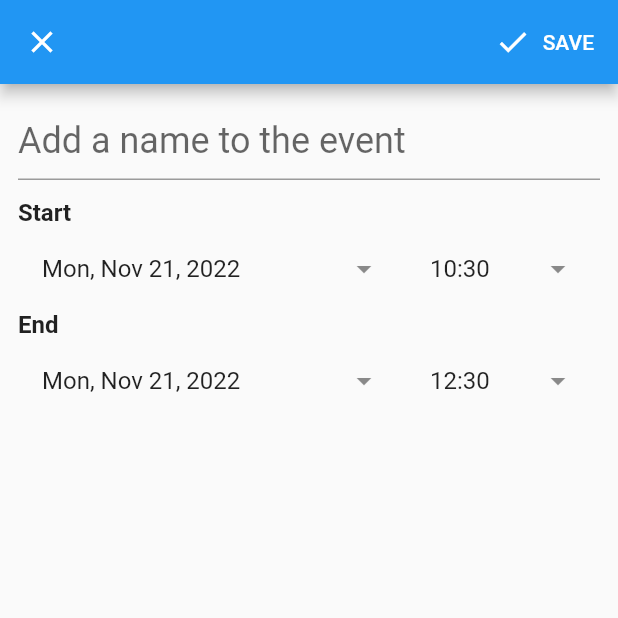
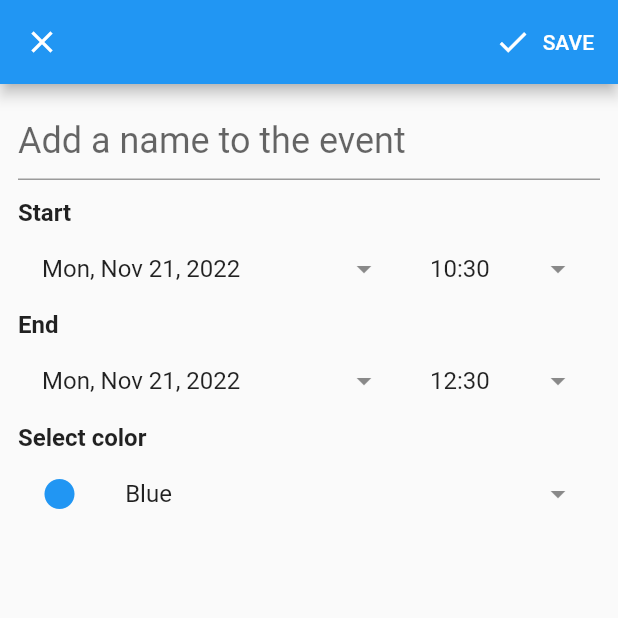
Before and after one commit to AmineAousji/Calendar_App, a Flutter app: the screen it shows after launch, after a tap on the "add" icon, on a phone screen of 412 x 824 dp, the top half of it. Run offline on Flutter 3.47's test engine with Material 2 defaults, Android fonts, the phone set to English and light mode, and no system bars; our stand-ins replace cloud_firestore, firebase_core, flutter_colorpicker, syncfusion_flutter_calendar; accounts and stored records are empty.

Commit message:
customize colors

```diff
--- a/lib/main.dart
+++ b/lib/main.dart
@@ -39,6 +39,7 @@ class MainPage extends StatelessWidget {
           centerTitle: true,
           actions: syncChangesActions(context),
         ),
+
         body: CalendarWidget(),
         floatingActionButton: FloatingActionButton(
         child: const Icon(
--- a/lib/pages/event_editing_page.dart
+++ b/lib/pages/event_editing_page.dart
@@ -1,7 +1,7 @@
 import 'package:cloud_firestore/cloud_firestore.dart';
 import 'package:flutter/material.dart';
 import 'package:provider/provider.dart';
-
+import 'package:flutter_colorpicker/flutter_colorpicker.dart';
 import '../models/event.dart';
 import '../services/event_provider.dart';
 import '../tools.dart';
@@ -22,6 +22,27 @@ class _EventEditingPageState extends State<EventEditingPage> {
   late DateTime endDate;
   final _formKey = GlobalKey<FormState>();
   final titleController = TextEditingController();
+  Color backgroundColor = Colors.blue;
+  final Map<String, Color> colorMap = {
+    "Tomato": Colors.red,
+    "Pink": Colors.pink,
+    "Purple": Colors.purple,
+    "DeepPurple": Colors.deepPurple,
+    "Indigo": Colors.indigo,
+    "Blue": Colors.blue,
+    "LightBlue": Colors.lightBlue,
+    "Cyan": Colors.cyan,
+    "Teal": Colors.teal,
+    "Green": Colors.green,
+    "LightGreen": Colors.lightGreen,
+    "Lime": Colors.lime,
+    "Yellow": Colors.yellow,
+    "Amber": Colors.amber,
+    "Orange": Colors.orange,
+    "DeepOrange": Colors.deepOrange,
+    "Brown": Colors.brown,
+    "BlueGrey": Colors.blueGrey,
+  };
 
   @override
   //to init start and end date
@@ -31,14 +52,14 @@ class _EventEditingPageState extends State<EventEditingPage> {
     if (widget.event == null) {
       startDate = DateTime.now();
       endDate = DateTime.now().add(const Duration(hours: 2));
-    } else{
+    } else {
       // being able to modify an event
       final event = widget.event!;
 
+      backgroundColor = event.backgroundColor ?? Colors.blue;
       titleController.text = event.name;
       startDate = event.start.toDate();
       endDate = event.end.toDate();
-
     }
   }
 
@@ -49,6 +70,7 @@ class _EventEditingPageState extends State<EventEditingPage> {
     super.dispose();
   }
 
+  // --------------SCAFFOLD--------------
   @override
   Widget build(BuildContext context) {
     return Scaffold(
@@ -66,13 +88,15 @@ class _EventEditingPageState extends State<EventEditingPage> {
                 // buildTitle is a widget that is responsible of a Textfield
                 buildTitle(),
                 SizedBox(height: 12),
-                buildDateTimePickers()
+                buildDateTimePickers(),
+                buildColor()
               ],
             ),
           )),
     );
   }
 
+  // --------------TOP BAR--------------
   /// Top bar Save button
   List<Widget> buildEditingActions() => [
         ElevatedButton.icon(
@@ -85,6 +109,7 @@ class _EventEditingPageState extends State<EventEditingPage> {
             label: const Text("SAVE"))
       ];
 
+  // --------------TEXT FIELD--------------
   /// Title Text form = Event name
   Widget buildTitle() => TextFormField(
         style: const TextStyle(fontSize: 24),
@@ -97,6 +122,7 @@ class _EventEditingPageState extends State<EventEditingPage> {
         controller: titleController,
       );
 
+  // --------------DATETIME WIDGETS--------------
   /// Time form widget
   Widget buildDateTimePickers() => Column(
         children: [
@@ -224,12 +250,64 @@ class _EventEditingPageState extends State<EventEditingPage> {
     }
   }
 
+  // --------------PICK COLOR WIDGETS--------------
+  /// popup Dialog to pick a color
+  Widget showColorPickerDialog() => AlertDialog(
+        title: const Text('Pick a color !'),
+        content: SingleChildScrollView(
+          child: BlockPicker(
+              pickerColor: backgroundColor,
+              availableColors: Colors.primaries,
+              onColorChanged: (Color color) {
+                //on color picked
+                setState(() {
+                  backgroundColor = color;
+                });
+              }),
+        ),
+        actions: [
+          ElevatedButton(
+            child: const Text('DONE'),
+            onPressed: () {
+              Navigator.of(context).pop(); //dismiss the color picker
+            },
+          ),
+        ],
+      );
+
+  /// Color Header widget
+  Widget buildColor() => buildHeader(
+        header: 'Select color',
+        child: Row(
+          children: [
+            Expanded(
+                flex: 1, child: Icon(Icons.circle, color: backgroundColor)),
+            Expanded(
+              flex: 6, // it adds some space between date and arrow_drop_down
+              child: buildDropdownField(
+                  text: getColorName(),
+                  onClicked: () => showDialog(
+                      context: context,
+                      builder: ((context) => showColorPickerDialog()))),
+            )
+          ],
+        ),
+      );
+
+  /// get the name of the primary color selected
+  String getColorName() {
+    return colorMap.keys.firstWhere(
+      (k) => colorMap[k]!.value == backgroundColor.value,
+      orElse: () => "null");
+  }
+
+  // --------------SAVE OR UPDATE EVENT--------------
   /// Save Event method
   Future saveEvent() async {
     final check = _formKey.currentState!.validate();
 
     var id = "";
-    if(widget.event != null){
+    if (widget.event != null) {
       id = widget.event!.id;
     }
 
@@ -243,7 +321,8 @@ class _EventEditingPageState extends State<EventEditingPage> {
           location: 'location',
           name: titleController.text,
           public: false,
-          start: Timestamp.fromDate(startDate));
+          start: Timestamp.fromDate(startDate),
+          backgroundColor: backgroundColor);
 
       final isUpdating = widget.event != null;
       final provider = Provider.of<EventProvider>(context, listen: false);
--- a/lib/services/event_provider.dart
+++ b/lib/services/event_provider.dart
@@ -18,8 +18,9 @@ class EventProvider extends ChangeNotifier {
 
   void addEevent(Event event) {
     _events.add(event);
-    notifyListeners();
     db.createData(event);
+    // notifyListeners();
+    syncEventsFromDB(); // have to do that in order to be able to delete instantly after
   }
 
   void deleteEvent(Event event) {
--- a/pubspec.yaml
+++ b/pubspec.yaml
@@ -44,6 +44,7 @@ dependencies:
   syncfusion_localizations: ^20.3.47
   provider: ^6.0.4
   intl: ^0.17.0
+  flutter_colorpicker: ^1.0.3
 
 
 
```
Also changed, not shown: lib/models/event.dart (+21 -4 lines), lib/widgets/calendar_widget.dart (+27 -10 lines), pubspec.lock.
